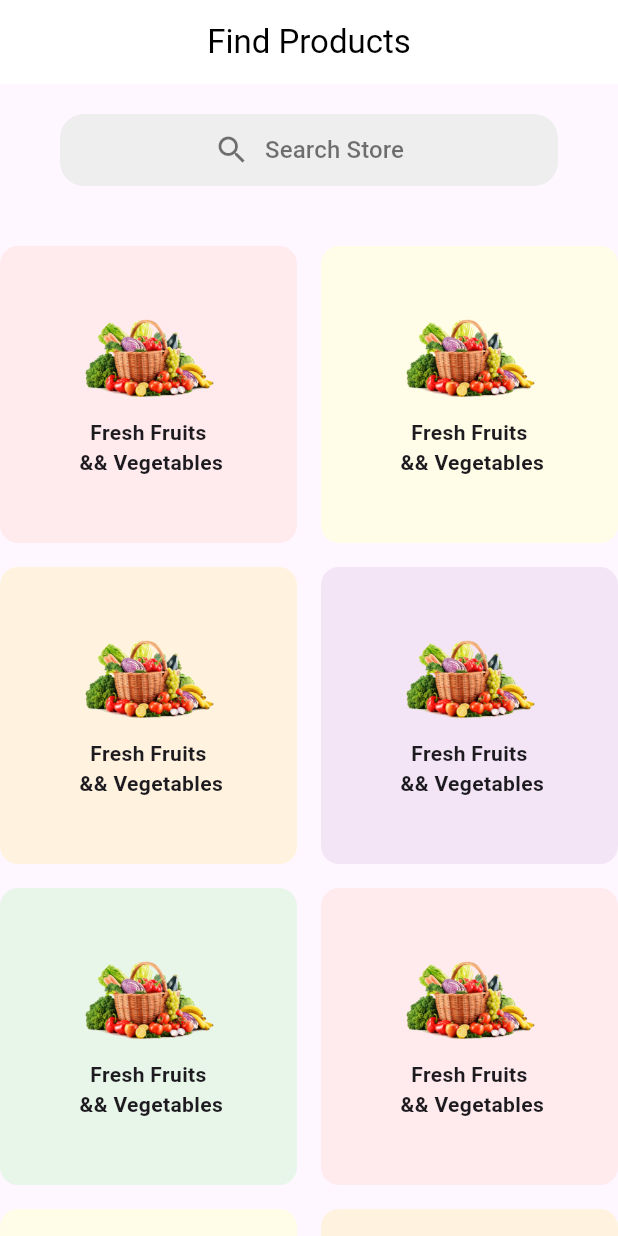
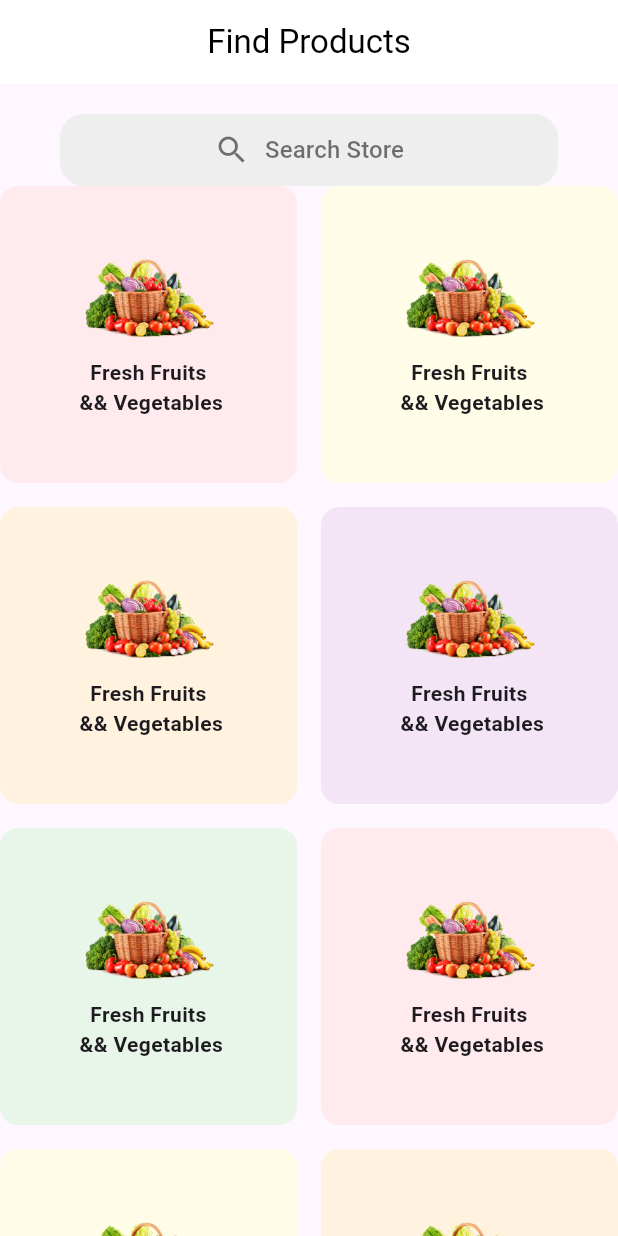
Before and after one commit to MohamedHamedAbdulhakam/my_nectar_app, a Flutter app: the FindProductView screen opened by its route, on a phone screen of 412 x 824 dp. Run offline on Flutter 3.47's test engine with Material 3 defaults, Android fonts, the phone set to English and light mode, and no system bars; our stand-ins replace carousel_slider, go_router, pin_code_text_field.

Commit message:
fix imports

```diff
--- a/lib/core/widgets/searsh_button.dart
+++ b/lib/core/widgets/searsh_button.dart
@@ -8,7 +8,7 @@ class SearshButton extends StatelessWidget {
   @override
   Widget build(BuildContext context) {
     return Padding(
-           padding: const EdgeInsets.fromLTRB(40, 20, 40, 20),
+           padding: const EdgeInsets.fromLTRB(40, 20, 40, 0),
            child: MaterialButton(
              onPressed: () {
                print("Search Store button pressed");
--- a/lib/features/explore/presentation/views/widgets/find_product_body.dart
+++ b/lib/features/explore/presentation/views/widgets/find_product_body.dart
@@ -39,7 +39,7 @@ class FindProductBody extends StatelessWidget {
       body: Column(
         children: [
           const SearshButton(),
-          const SizedBox(height: 20),
+
           Expanded(
             child: GridView.builder(
               gridDelegate: const SliverGridDelegateWithFixedCrossAxisCount(
--- a/lib/features/my_cart/presentaion/views/widgets/cart_item_widget.dart
+++ b/lib/features/my_cart/presentaion/views/widgets/cart_item_widget.dart
@@ -1,6 +1,6 @@
 import 'package:flutter/material.dart';
-import 'package:my_nectar_app/constants.dart';
-import 'package:my_nectar_app/features/my_cart/presentaion/views/widgets/cart_view_body.dart';
+
+import '../../../../../constants.dart';
 
 class CartItem {
   final String name;
--- a/lib/features/my_cart/presentaion/views/widgets/cart_view_body.dart
+++ b/lib/features/my_cart/presentaion/views/widgets/cart_view_body.dart
@@ -37,7 +37,7 @@ class _CartViewBodyState extends State<CartViewBody> {
               itemCount: cartItems.length,
               itemBuilder: (context, index) {
                 return CartItemWidget(
-                  cartItem: cartItems,
+                  cartItem: cartItems[index],
 
                 );
               },
```
